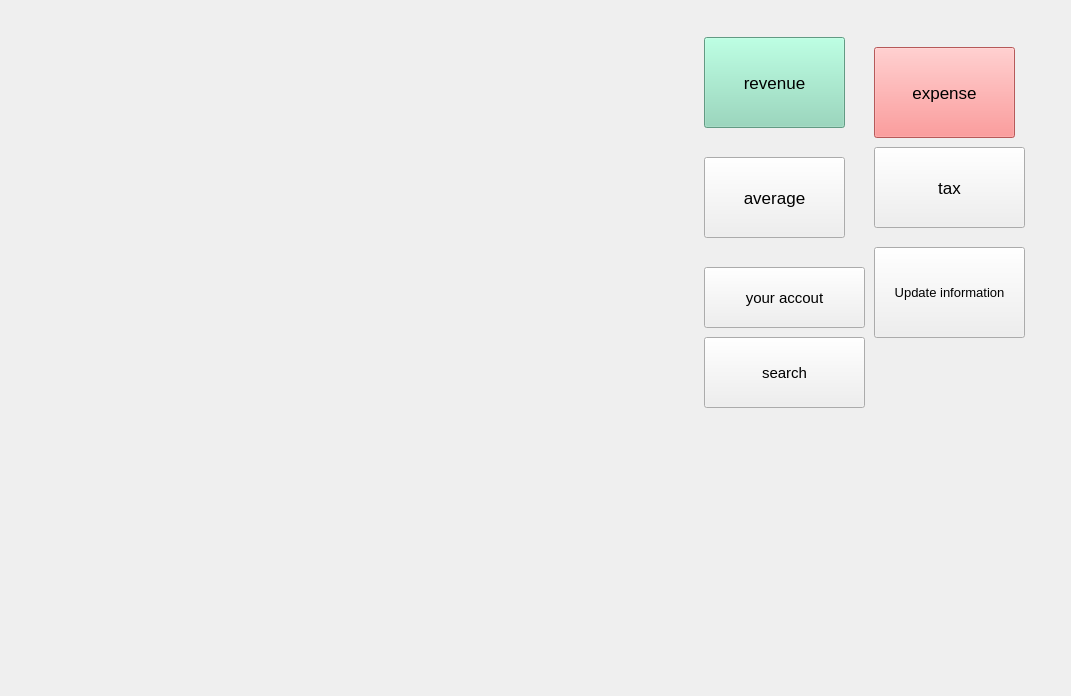
This is ui/home.ui in pvminhha2016-hub/PTA39PTA39-SPCK as Qt 5 draws it before an edit. The edited form follows.
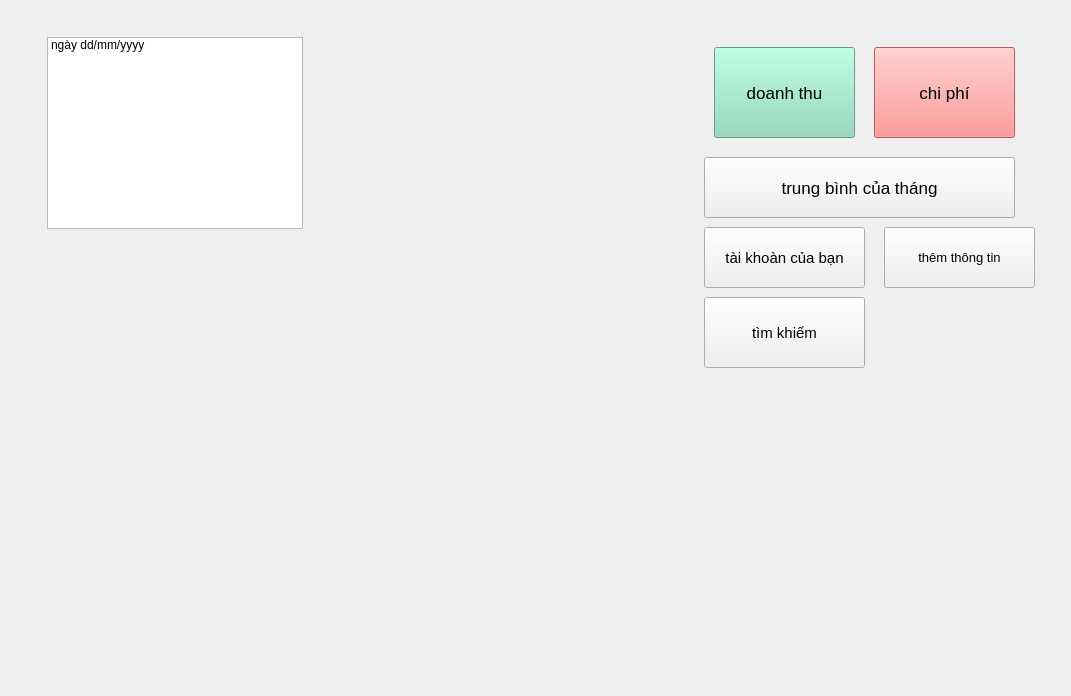
This is the edited form. Icons and pictures are not drawn.

What changed in the file:
```diff
--- a/ui/home.ui
+++ b/ui/home.ui
@@ -23,7 +23,23 @@
          <layout class="QHBoxLayout" name="horizontalLayout_2">
           <item>
            <widget class="QStackedWidget" name="stackedWidget">
-            <widget class="QWidget" name="page"/>
+            <widget class="QWidget" name="page">
+             <widget class="QListWidget" name="listWidget">
+              <property name="geometry">
+               <rect>
+                <x>20</x>
+                <y>10</y>
+                <width>256</width>
+                <height>192</height>
+               </rect>
+              </property>
+              <item>
+               <property name="text">
+                <string>ngày dd/mm/yyyy</string>
+               </property>
+              </item>
+             </widget>
+            </widget>
             <widget class="QWidget" name="page_2"/>
            </widget>
           </item>
@@ -38,8 +54,8 @@
             <widget class="QPushButton" name="pushButton_2">
              <property name="geometry">
               <rect>
-               <x>10</x>
-               <y>10</y>
+               <x>20</x>
+               <y>20</y>
                <width>141</width>
                <height>91</height>
               </rect>
@@ -53,7 +69,7 @@
               <string notr="true">background: #89D7B7</string>
              </property>
              <property name="text">
-              <string>revenue</string>
+              <string>doanh thu</string>
              </property>
              <property name="icon">
               <iconset>
@@ -84,7 +100,7 @@
               <string notr="true">background-color: #FF7D7D</string>
              </property>
              <property name="text">
-              <string>expense</string>
+              <string>chi phí</string>
              </property>
              <property name="icon">
               <iconset>
@@ -100,10 +116,10 @@
             <widget class="QPushButton" name="pushButton_4">
              <property name="geometry">
               <rect>
-               <x>180</x>
-               <y>220</y>
+               <x>190</x>
+               <y>200</y>
                <width>151</width>
-               <height>91</height>
+               <height>61</height>
               </rect>
              </property>
              <property name="font">
@@ -112,7 +128,7 @@
               </font>
              </property>
              <property name="text">
-              <string>Update information</string>
+              <string>thêm thông tin</string>
              </property>
             </widget>
             <widget class="QPushButton" name="pushButton_5">
@@ -120,8 +136,8 @@
               <rect>
                <x>10</x>
                <y>130</y>
-               <width>141</width>
-               <height>81</height>
+               <width>311</width>
+               <height>61</height>
               </rect>
              </property>
              <property name="font">
@@ -130,42 +146,14 @@
               </font>
              </property>
              <property name="text">
-              <string>average</string>
+              <string>trung bình của tháng</string>
              </property>
             </widget>
-            <widget class="QPushButton" name="pushButton_6">
-             <property name="geometry">
-              <rect>
-               <x>180</x>
-               <y>120</y>
-               <width>151</width>
-               <height>81</height>
-              </rect>
-             </property>
-             <property name="font">
-              <font>
-               <pointsize>13</pointsize>
-              </font>
-             </property>
-             <property name="text">
-              <string>tax</string>
-             </property>
-             <property name="icon">
-              <iconset>
-               <normaloff>../thue.png</normaloff>../thue.png</iconset>
-             </property>
-             <property name="iconSize">
-              <size>
-               <width>40</width>
-               <height>40</height>
-              </size>
-             </property>
-            </widget>
-            <widget class="QPushButton" name="pushButton">
+            <widget class="QPushButton" name="tai_kboan_cua_ban">
              <property name="geometry">
               <rect>
                <x>10</x>
-               <y>240</y>
+               <y>200</y>
                <width>161</width>
                <height>61</height>
               </rect>
@@ -176,7 +164,7 @@
               </font>
              </property>
              <property name="text">
-              <string>your accout</string>
+              <string>tài khoàn của bạn</string>
              </property>
              <property name="icon">
               <iconset>
@@ -193,7 +181,7 @@
              <property name="geometry">
               <rect>
                <x>10</x>
-               <y>310</y>
+               <y>270</y>
                <width>161</width>
                <height>71</height>
               </rect>
@@ -204,7 +192,7 @@
               </font>
              </property>
              <property name="text">
-              <string>search</string>
+              <string>tìm khiếm</string>
              </property>
              <property name="icon">
               <iconset>
```
Left out of the diff: 10 changed lines with no effect on the pictures.
